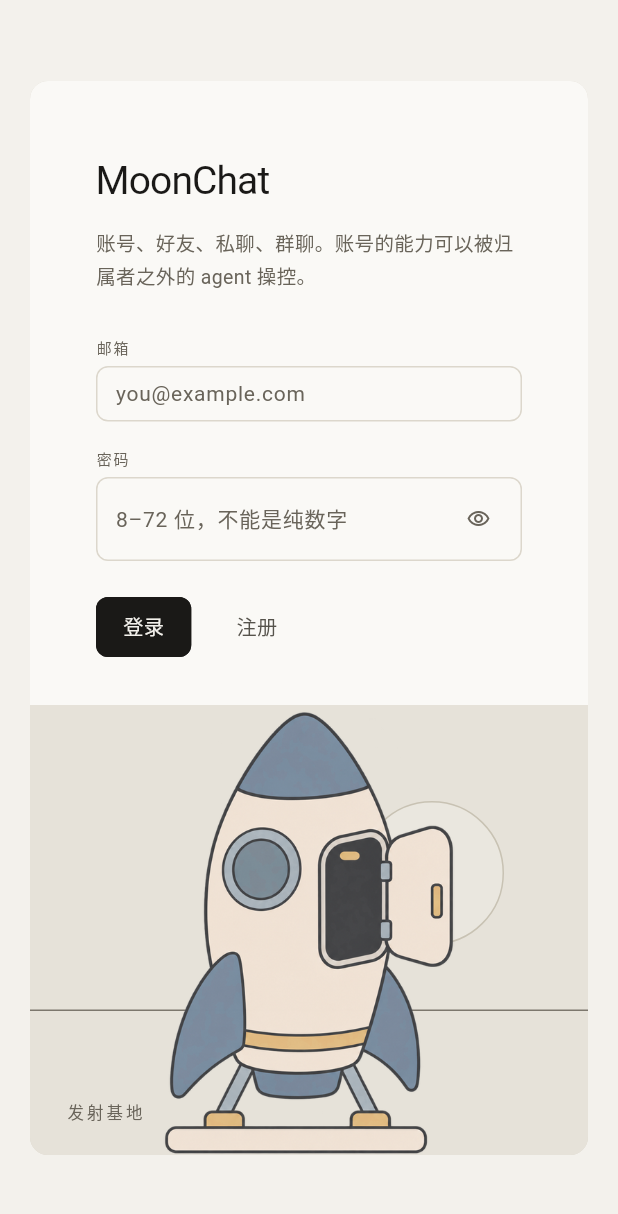
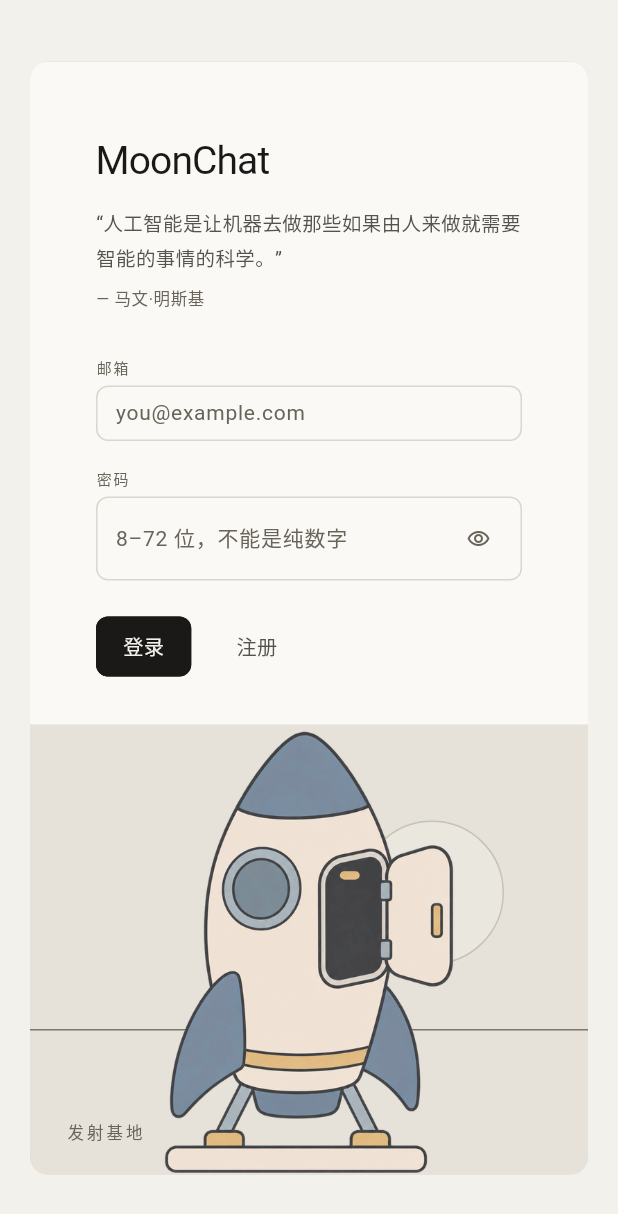
Before and after one commit to flssr/moonchat, a Flutter app: the screen it shows after launch, on a phone screen of 412 x 824 dp. Shown: the top 1214 px of the screen. Run offline on Flutter 3.47's test engine with Material 3 defaults, Android fonts, the phone set to English and light mode, and no system bars; missing offline and left inert: dart:js_interop; accounts and stored records are empty.

Commit message:
登录页把固定说明换成每次进入轮换的 AI 引言

```diff
--- /dev/null
+++ b/frontend/app/lib/ui/login_quotes.dart
@@ -0,0 +1,58 @@
+import 'dart:math';
+
+import 'package:flutter/foundation.dart';
+
+/// 登录页的一句计算机科学 / AI 引言。
+///
+/// 文案放在这里，不参与任何业务状态；每次进入登录页取一句，避免连续重复。
+class LoginQuote {
+  const LoginQuote(this.text, this.author);
+
+  final String text;
+  final String author;
+}
+
+const List<LoginQuote> kLoginQuotes = <LoginQuote>[
+  LoginQuote('我们只能看到前方很短的一段，但那里已经有足够多的事情要做。', '艾伦·图灵'),
+  LoginQuote('分析机没有声称自己能创造任何东西。它只能执行我们知道如何命令它执行的事情。', '埃达·洛芙莱斯'),
+  LoginQuote('计算机能否思考，这个问题并不比潜艇能否游泳更有趣。', '艾兹格·迪杰斯特拉'),
+  LoginQuote('计算机科学并不只是关于计算机，就像天文学并不只是关于望远镜一样。', '艾兹格·迪杰斯特拉'),
+  LoginQuote('人工智能是让机器去做那些如果由人来做就需要智能的事情的科学。', '马文·明斯基'),
+  LoginQuote('预测未来的最好方式，就是创造它。', '艾伦·凯'),
+  LoginQuote('真正的问题不是机器是否会思考，而是人是否会思考。', 'B.F. 斯金纳'),
+  LoginQuote('人工智能是新的电力。', '吴恩达'),
+  LoginQuote('最危险的一句话是：我们一直都是这么做的。', '格蕾丝·霍珀'),
+  LoginQuote('过早优化是万恶之源。', '唐纳德·克努特'),
+  LoginQuote('我无法创造的东西，我就无法理解。', '理查德·费曼'),
+  LoginQuote('注意力就是你所需要的一切。', '阿希什·瓦西瓦尼等'),
+];
+
+int? _lastIndex;
+
+/// 只给测试用：清掉「上一句」，让每个用例从已知状态开始。
+@visibleForTesting
+void resetLoginQuoteHistory() {
+  _lastIndex = null;
+}
+
+/// 随机取一句，并保证不与上一次取到的重复。
+LoginQuote nextLoginQuote({Random? random}) {
+  assert(kLoginQuotes.isNotEmpty, '登录引言不能为空');
+  if (kLoginQuotes.length == 1) {
+    return kLoginQuotes.single;
+  }
+  final Random rng = random ?? Random();
+  final int? last = _lastIndex;
+  int index;
+  if (last == null) {
+    // 首次进入没有“上一句”，在全部条目里抽，别把最后一条排除掉。
+    index = rng.nextInt(kLoginQuotes.length);
+  } else {
+    index = rng.nextInt(kLoginQuotes.length - 1);
+    if (index >= last) {
+      index++;
+    }
+  }
+  _lastIndex = index;
+  return kLoginQuotes[index];
+}
--- a/frontend/app/lib/ui/login_screen.dart
+++ b/frontend/app/lib/ui/login_screen.dart
@@ -3,6 +3,7 @@ import 'package:flutter/material.dart';
 import '../api/api_client.dart';
 import '../state/app_state.dart';
 import '../theme.dart';
+import 'login_quotes.dart';
 import 'widgets.dart';
 
 /// S1 登录 / 注册 + S2 登舱过渡（`SCREEN-MAP.md` §4）。
@@ -33,6 +34,9 @@ class _LoginScreenState extends State<LoginScreen> with SingleTickerProviderStat
 
   /// 过渡已经开始：表单淡出并停用，避免用户在这 800ms 里继续操作。
   bool _arriving = false;
+
+  /// 每次进入登录页取一句：State 只在进出登录页时重建，切主题或切注册模式都不会换。
+  late final LoginQuote _quote = nextLoginQuote();
 
   bool _registerMode = false;
   bool _submitting = false;
@@ -141,13 +145,15 @@ class _LoginScreenState extends State<LoginScreen> with SingleTickerProviderStat
         builder: (BuildContext context, BoxConstraints c) {
           final bool narrow = c.maxWidth < 900;
           // 表单先淡出，舞台的关门/离地才开始；过渡期间点击不再落到表单上。
+          final Widget formBody = _buildForm(context);
           final Widget form = IgnorePointer(
             ignoring: _arriving,
             child: AnimatedOpacity(
               opacity: _arriving ? 0 : 1,
               duration: const Duration(milliseconds: 420),
               curve: Curves.easeOutCubic,
-              child: _buildForm(context),
+              // 宽屏表单区被 540 高度钉死；注册模式叠上字段错误会超出，给一个只在该分支生效的滚动。
+              child: narrow ? formBody : SingleChildScrollView(child: formBody),
             ),
           );
           final Widget stage = _buildStage(context);
@@ -209,8 +215,13 @@ class _LoginScreenState extends State<LoginScreen> with SingleTickerProviderStat
           ),
           const SizedBox(height: 8),
           Text(
-            '账号、好友、私聊、群聊。账号的能力可以被归属者之外的 agent 操控。',
-            style: TextStyle(fontSize: 13, height: 1.7, color: p.ink3),
+            '“${_quote.text}”',
+            style: TextStyle(fontSize: 13, height: 1.7, color: p.ink2),
+          ),
+          const SizedBox(height: 6),
+          Text(
+            '— ${_quote.author}',
+            style: TextStyle(fontSize: 11, letterSpacing: 0.4, color: p.ink3),
           ),
           const SizedBox(height: 28),
           if (_registerMode) ...<Widget>[
```
Also changed, not shown: 2 other files.
